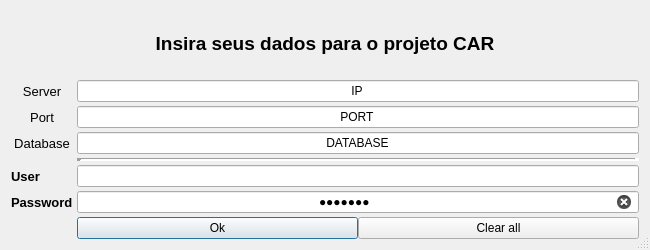
geojobueno/Internship, file ReadyToUse Projects/form.ui: the form before one commit.
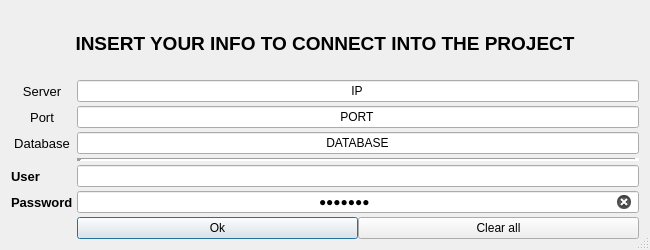
The form after the commit. Icons and pictures are not drawn.

```diff
--- a/ReadyToUse Projects/form.ui
+++ b/ReadyToUse Projects/form.ui
@@ -273,7 +273,7 @@
           <enum>QFrame::NoFrame</enum>
          </property>
          <property name="text">
-          <string>Insira seus dados para o projeto CAR</string>
+          <string>INSERT YOUR INFO TO CONNECT INTO THE PROJECT</string>
          </property>
          <property name="scaledContents">
           <bool>true</bool>
```
